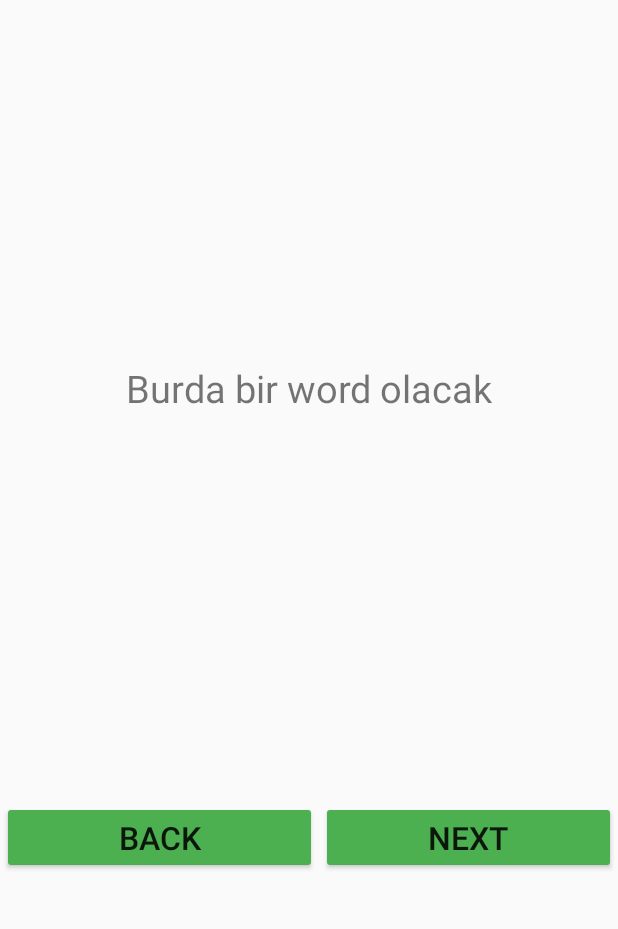
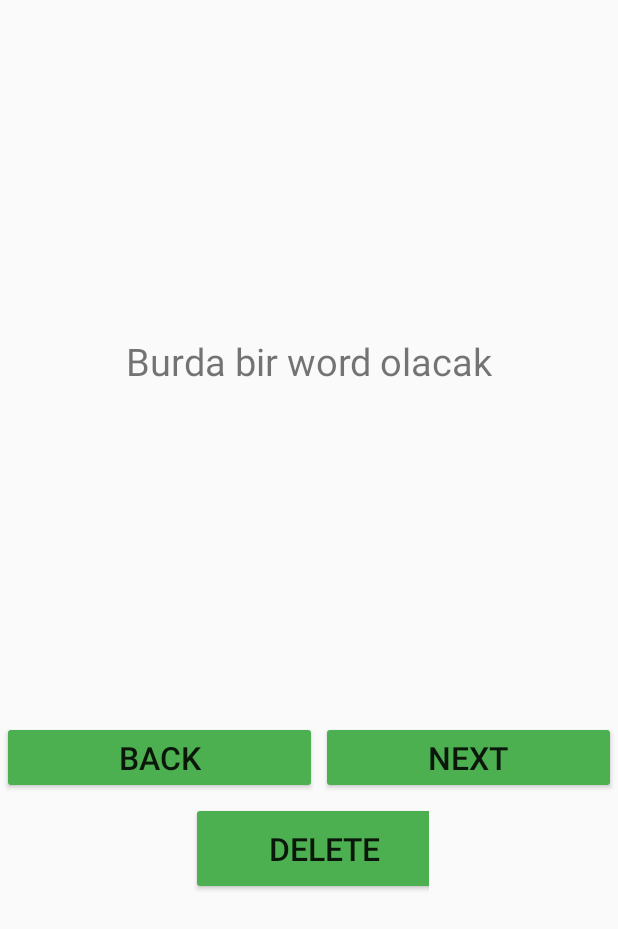
Before and after one commit to KursatCodes/Cards, an Android app: the layout fragment_word.xml on its own in the app's theme, with its tools: preview values and no code run, on a phone screen of 412 x 824 dp. Shown: the top 929 px of the screen. Run offline under Robolectric (Android 15) with nearby library versions, the phone set to English and light mode, and no system bars.

Commit message:
delete function and button added, have bugs.

```diff
--- a/app/src/main/java/com/muhammedkursatgokgun/cards/roomdb/WordDao.kt
+++ b/app/src/main/java/com/muhammedkursatgokgun/cards/roomdb/WordDao.kt
@@ -15,5 +15,5 @@ interface WordDao {
     @Insert
     fun insert(word: Word):Completable
     @Delete
-    fun delete(word: Word)
+    fun delete(word: Word): Completable
 }
--- a/app/src/main/res/layout/fragment_word.xml
+++ b/app/src/main/res/layout/fragment_word.xml
@@ -12,7 +12,7 @@
     <TextView
         android:id="@+id/textviewWord"
         android:layout_width="match_parent"
-        android:layout_height="517dp"
+        android:layout_height="482dp"
         android:gravity="center"
         android:text="Burda bir word olacak"
         android:textSize="25sp" />
@@ -21,7 +21,7 @@
     <LinearLayout
         android:id="@+id/lineeer"
         android:layout_width="match_parent"
-        android:layout_height="69dp"
+        android:layout_height="wrap_content"
         android:orientation="horizontal"
         tools:context=".view.WordFragment">
 
@@ -43,9 +43,25 @@
             android:layout_margin="1dp"
             android:backgroundTint="@color/green"
             android:text="next"
-            android:textSize="21sp"
+            android:textSize="21sp" />
+    </LinearLayout>
 
-            />
+    <LinearLayout
+        android:id="@+id/lineer2"
+        android:layout_width="160dp"
+        android:layout_height="wrap_content"
+        android:layout_gravity="center">
+
+        <Button
+            android:id="@+id/buttonDelete"
+            android:layout_width="178dp"
+            android:layout_height="62dp"
+            android:foregroundGravity="center"
+            android:layout_margin="1dp"
+            android:backgroundTint="@color/green"
+            android:gravity="center"
+            android:text="delete"
+            android:textSize="21sp" />
     </LinearLayout>
 
 </LinearLayout>
```
Also changed, not shown: app/src/main/java/com/muhammedkursatgokgun/cards/view/WordFragment.kt (+40 -14 lines).
